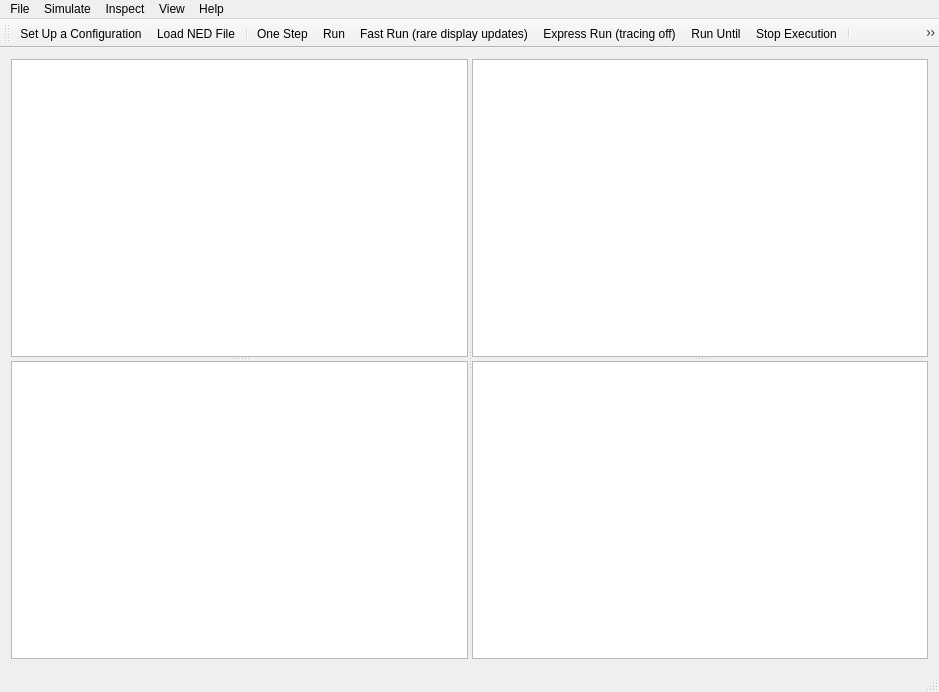
omnetpp/omnetpp, file src/qtenv/mainwindow.ui: the form before one commit.
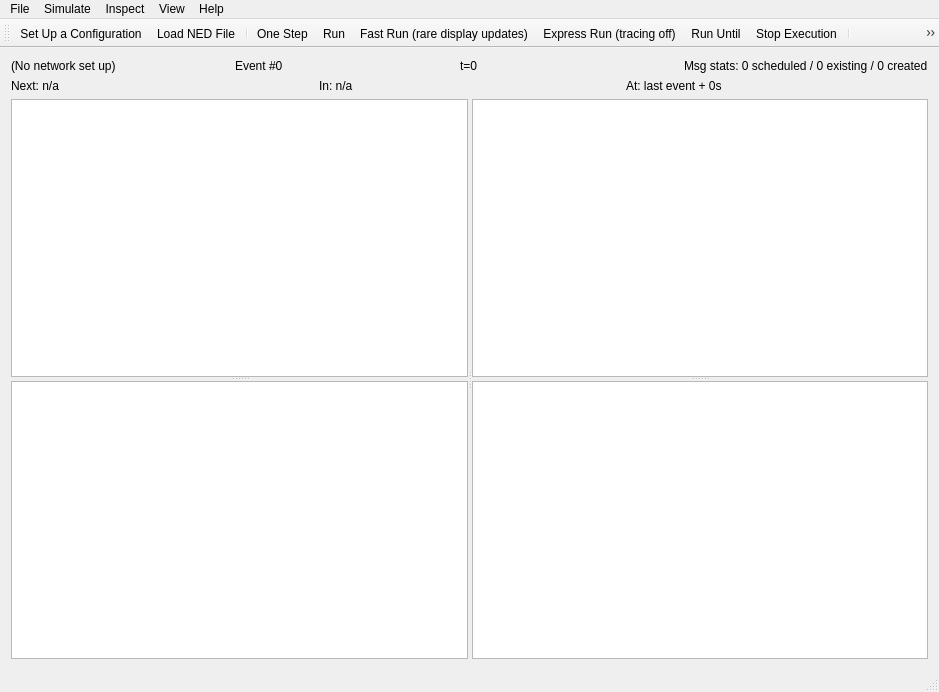
The form after the commit. Icons and pictures are not drawn.

Commit message: qtenv: Update status bar and simulation time display

```diff
--- a/src/qtenv/mainwindow.ui
+++ b/src/qtenv/mainwindow.ui
@@ -30,6 +30,67 @@
     </size>
    </property>
    <layout class="QVBoxLayout" name="verticalLayout">
+    <item>
+     <layout class="QVBoxLayout" name="verticalLayout_2">
+      <item>
+       <layout class="QHBoxLayout" name="horizontalLayout">
+        <item>
+         <widget class="QLabel" name="labelConfigName">
+          <property name="text">
+           <string>(No network set up)</string>
+          </property>
+         </widget>
+        </item>
+        <item>
+         <widget class="QLabel" name="labelEvent">
+          <property name="text">
+           <string>Event #0</string>
+          </property>
+         </widget>
+        </item>
+        <item>
+         <widget class="QLabel" name="labelTime">
+          <property name="text">
+           <string>t=0</string>
+          </property>
+         </widget>
+        </item>
+        <item>
+         <widget class="QLabel" name="labelMessageStats">
+          <property name="text">
+           <string>Msg stats: 0 scheduled / 0 existing / 0 created</string>
+          </property>
+         </widget>
+        </item>
+       </layout>
+      </item>
+      <item>
+       <layout class="QHBoxLayout" name="horizontalLayoutDisplay">
+        <item>
+         <widget class="QLabel" name="labelDisplay1">
+          <property name="text">
+           <string>Next: n/a</string>
+          </property>
+         </widget>
+        </item>
+        <item>
+         <widget class="QLabel" name="labelDisplay2">
+          <property name="text">
+           <string>In: n/a</string>
+          </property>
+         </widget>
+        </item>
+        <item>
+         <widget class="QLabel" name="labelDisplay3">
+          <property name="text">
+           <string>At: last event + 0s</string>
+          </property>
+         </widget>
+        </item>
+       </layout>
+      </item>
+     </layout>
+    </item>
     <item>
      <widget class="QSplitter" name="splitter_3">
       <property name="sizePolicy">
```
The commit also changes 3 other files.
